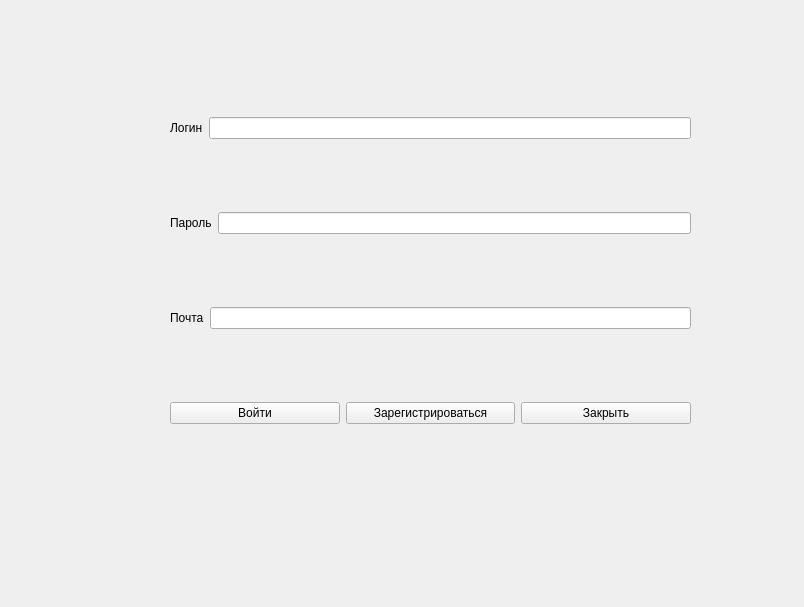
yourProgrammist/ProgProject, file Client/authform.ui: the form before one commit.
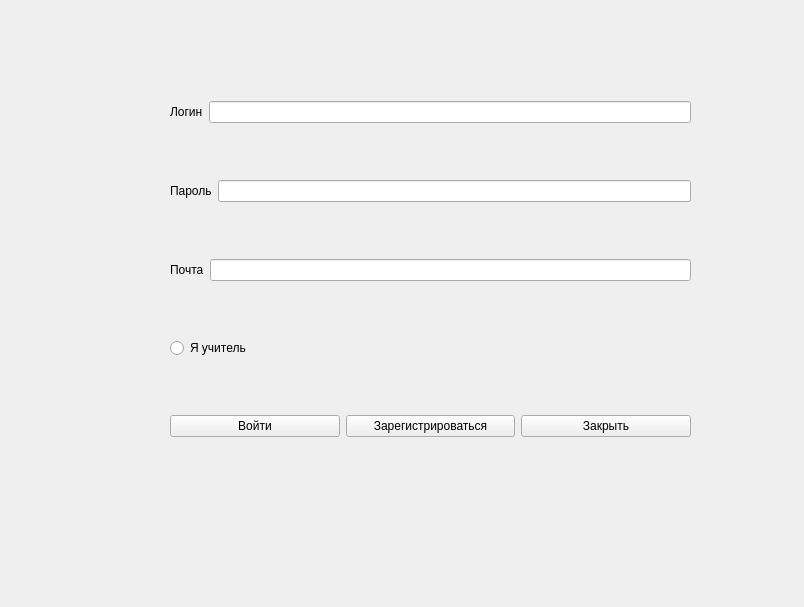
The form after the commit.

What changed in the file:
```diff
--- a/Client/authform.ui
+++ b/Client/authform.ui
@@ -65,6 +65,13 @@
       </item>
      </layout>
     </item>
+    <item>
+     <widget class="QRadioButton" name="radioButton_teacher">
+      <property name="text">
+       <string>Я учитель</string>
+      </property>
+     </widget>
+    </item>
     <item>
      <layout class="QHBoxLayout" name="but_horizontalLayout">
       <item>
```
